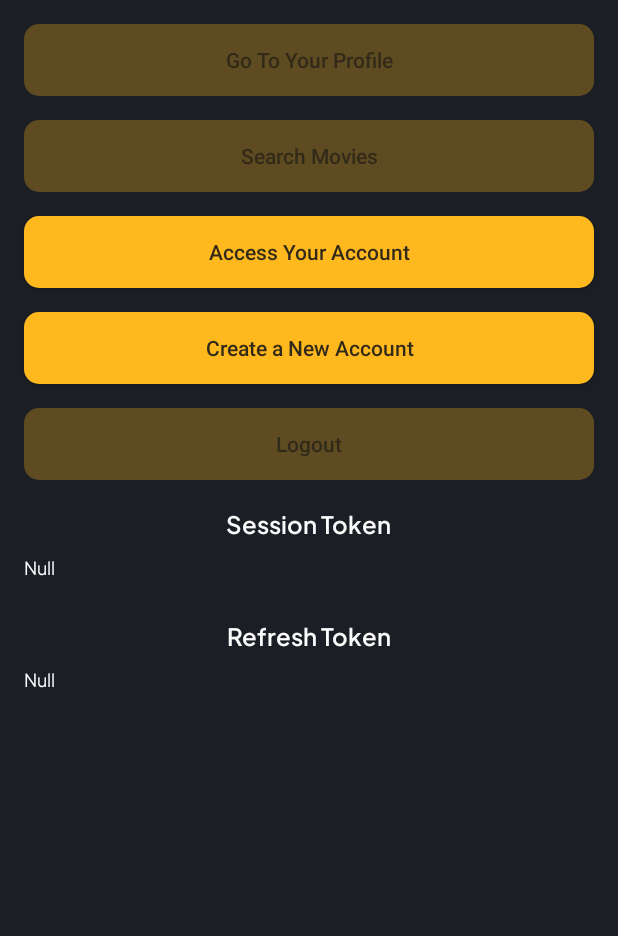
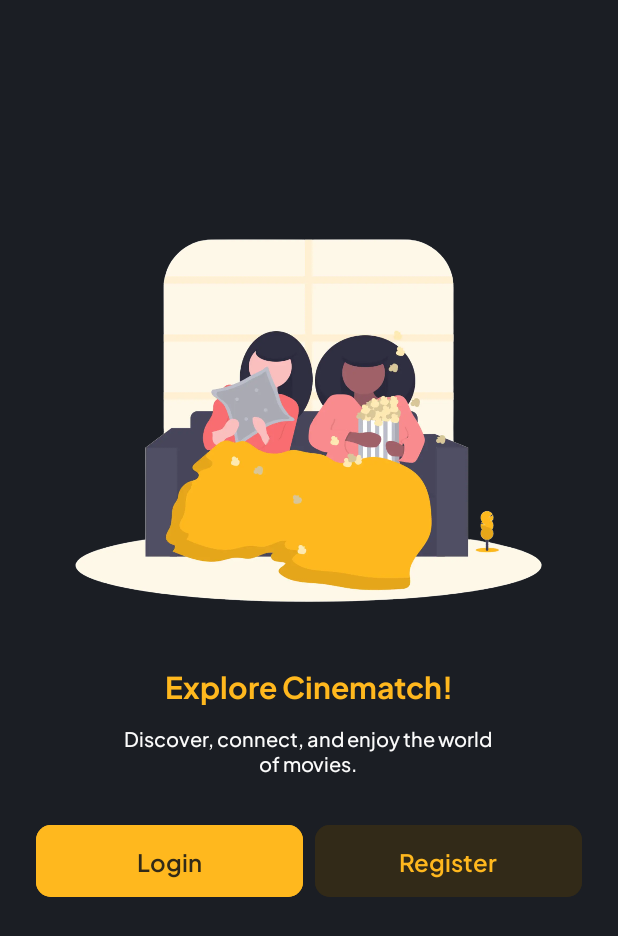
Before and after one commit to slepetbangkit/cinematch-frontend, an Android app: the screen it shows after launch (TestingActivity before the commit, WelcomeActivity after it), on a phone screen of 412 x 824 dp. Shown: the top 936 px of the screen. Run offline under Robolectric (Android 15) with nearby library versions, the phone set to English and light mode, and no system bars; our stand-ins replace navigation-ui; libraries missing offline, so code that uses them is left out: com.auth0.android.

Commit message:
feat: onboarding welcome activity

```diff
--- a/app/src/main/AndroidManifest.xml
+++ b/app/src/main/AndroidManifest.xml
@@ -15,16 +15,14 @@
         android:theme="@style/Theme.Cinematch"
         tools:targetApi="31">
         <activity
+            android:name=".view.welcome.WelcomeActivity"
+            android:exported="false" />
+        <activity
             android:name=".view.review.ReviewActivity"
             android:exported="false" />
         <activity
             android:name=".view.testing.TestingActivity"
-            android:exported="true">
-            <intent-filter>
-                <action android:name="android.intent.action.MAIN" />
-
-                <category android:name="android.intent.category.LAUNCHER" />
-            </intent-filter>
+            android:exported="false">
         </activity>
         <activity
             android:name=".view.activity.ActivityActivity"
@@ -38,6 +36,11 @@
         <activity
             android:name=".view.main.MainActivity"
             android:exported="true">
+            <intent-filter>
+                <action android:name="android.intent.action.MAIN" />
+
+                <category android:name="android.intent.category.LAUNCHER" />
+            </intent-filter>
         </activity>
         <activity
             android:name=".view.profile.ProfileActivity"
--- a/app/src/main/java/com/slepetbangkit/cinematch/view/main/MainActivity.kt
+++ b/app/src/main/java/com/slepetbangkit/cinematch/view/main/MainActivity.kt
@@ -1,7 +1,10 @@
 package com.slepetbangkit.cinematch.view.main
 
+import android.content.Intent
 import android.os.Bundle
+import android.util.Log
 import androidx.appcompat.app.AppCompatActivity
+import androidx.lifecycle.lifecycleScope
 import androidx.navigation.fragment.NavHostFragment
 import androidx.navigation.ui.setupWithNavController
 import com.google.android.material.bottomnavigation.BottomNavigationView
@@ -9,6 +12,9 @@ import com.slepetbangkit.cinematch.R
 import com.slepetbangkit.cinematch.data.local.preferences.SessionPreferences
 import com.slepetbangkit.cinematch.data.local.preferences.dataStore
 import com.slepetbangkit.cinematch.databinding.ActivityMainBinding
+import com.slepetbangkit.cinematch.view.welcome.WelcomeActivity
+import kotlinx.coroutines.flow.combine
+import kotlinx.coroutines.launch
 
 class MainActivity : AppCompatActivity() {
     private lateinit var binding: ActivityMainBinding
@@ -20,9 +26,29 @@ class MainActivity : AppCompatActivity() {
         sessionPreferences = SessionPreferences.getInstance(this.dataStore)
         setContentView(binding.root)
 
-        val navHostFragment = supportFragmentManager.findFragmentById(R.id.nav_host_fragment) as NavHostFragment
+
+        lifecycleScope.launch {
+            val accessTokenFlow = sessionPreferences.getAccessToken()
+            val refreshTokenFlow = sessionPreferences.getRefreshToken()
+
+            combine(accessTokenFlow, refreshTokenFlow) { accessToken, refreshToken ->
+                Pair(accessToken, refreshToken)
+            }.collect { (accessToken, refreshToken) ->
+                if (accessToken.isBlank() || refreshToken.isBlank()) {
+                    val intent = Intent(this@MainActivity, WelcomeActivity::class.java)
+                    startActivity(intent)
+                    finish()
+                } else {
+                    setupNavBar()
+                }
+            }
+        }
+
+    }
+    private fun setupNavBar() {
+        val navHostFragment =
+            supportFragmentManager.findFragmentById(R.id.nav_host_fragment) as NavHostFragment
         val navController = navHostFragment.navController
-
         val bottomNavigationView: BottomNavigationView = binding.bottomNavigation
         bottomNavigationView.setupWithNavController(navController)
     }
--- /dev/null
+++ b/app/src/main/java/com/slepetbangkit/cinematch/view/welcome/WelcomeActivity.kt
@@ -0,0 +1,27 @@
+package com.slepetbangkit.cinematch.view.welcome
+
+import android.content.Intent
+import android.os.Bundle
+import androidx.appcompat.app.AppCompatActivity
+import com.slepetbangkit.cinematch.databinding.ActivityWelcomeBinding
+import com.slepetbangkit.cinematch.view.login.LoginActivity
+import com.slepetbangkit.cinematch.view.register.RegisterActivity
+
+class WelcomeActivity : AppCompatActivity() {
+    private lateinit var binding: ActivityWelcomeBinding
+    override fun onCreate(savedInstanceState: Bundle?) {
+        super.onCreate(savedInstanceState)
+        binding = ActivityWelcomeBinding.inflate(layoutInflater)
+        setContentView(binding.root)
+
+        binding.btnLogin.setOnClickListener {
+            val loginIntent = Intent(this, LoginActivity::class.java)
+            startActivity(loginIntent)
+        }
+
+        binding.btnRegister.setOnClickListener {
+            val registerIntent = Intent(this, RegisterActivity::class.java)
+            startActivity(registerIntent)
+        }
+    }
+}
--- /dev/null
+++ b/app/src/main/res/layout/activity_welcome.xml
@@ -0,0 +1,68 @@
+<?xml version="1.0" encoding="utf-8"?>
+<LinearLayout xmlns:android="http://schemas.android.com/apk/res/android"
+    xmlns:app="http://schemas.android.com/apk/res-auto"
+    xmlns:tools="http://schemas.android.com/tools"
+    android:id="@+id/main"
+    android:layout_width="match_parent"
+    android:layout_height="match_parent"
+    android:orientation="vertical"
+    android:background="@color/neutral"
+    android:gravity="center_horizontal"
+    tools:context=".view.welcome.WelcomeActivity">
+
+    <ImageView
+        android:layout_width="320dp"
+        android:layout_height="320dp"
+        android:layout_marginTop="120dp"
+        android:src="@drawable/welcome_illustration"/>
+
+    <TextView
+        android:layout_width="wrap_content"
+        android:layout_height="wrap_content"
+        android:fontFamily="@font/plus_jakarta_sans_bold"
+        android:textColor="@color/primary"
+        android:textSize="20sp"
+        android:text="@string/explore_cinematch"/>
+
+    <TextView
+        android:layout_width="250dp"
+        android:layout_height="wrap_content"
+        android:layout_marginTop="10dp"
+        android:fontFamily="@font/plus_jakarta_sans_medium"
+        android:textColor="@color/on_neutral"
+        android:textSize="13sp"
+        android:gravity="center"
+        android:text="@string/welcome_description"/>
+
+    <LinearLayout
+        android:layout_width="match_parent"
+        android:layout_height="wrap_content"
+        android:layout_marginTop="32dp"
+        android:layout_marginHorizontal="24dp"
+        android:orientation="horizontal">
+
+        <com.google.android.material.button.MaterialButton
+            style="@style/Button"
+            android:id="@+id/btn_login"
+            android:layout_width="0dp"
+            android:layout_height="48dp"
+            android:layout_weight="1"
+            android:fontFamily="@font/plus_jakarta_sans_semi_bold"
+            android:text="@string/login"
+            android:textSize="16sp"
+            app:cornerRadius="10dp"/>
+
+        <com.google.android.material.button.MaterialButton
+            style="@style/ButtonTransparent"
+            android:id="@+id/btn_register"
+            android:layout_width="0dp"
+            android:layout_height="48dp"
+            android:layout_weight="1"
+            android:layout_marginStart="8dp"
+            android:fontFamily="@font/plus_jakarta_sans_semi_bold"
+            android:text="@string/register"
+            android:textSize="16sp"
+            app:cornerRadius="10dp"/>
+    </LinearLayout>
+
+</LinearLayout>
--- a/app/src/main/res/values/strings.xml
+++ b/app/src/main/res/values/strings.xml
@@ -37,4 +37,6 @@
     <string name="hello_blank_fragment">Hello blank fragment</string>
     <string name="search_movies">Search Movies</string>
     <string name="search_users">Search Users</string>
+    <string name="explore_cinematch">Explore Cinematch!</string>
+    <string name="welcome_description">Discover, connect, and enjoy the world of movies.</string>
 </resources>
--- a/app/src/main/res/values/themes.xml
+++ b/app/src/main/res/values/themes.xml
@@ -11,17 +11,22 @@
         <item name="android:background">@drawable/bottom_navigation_background</item>
     </style>
 
-    <style name="Button" parent="Widget.AppCompat.Button">
-        <item name="android:background">@drawable/button</item>
+    <style name="Button" parent="Widget.MaterialComponents.Button.TextButton">
+        <item name="android:backgroundTint">@color/primary</item>
         <item name="android:textColor">@color/on_primary</item>
         <item name="android:textAllCaps">false</item>
-        <item name="android:padding">0dp</item>
+        <item name="android:insetTop">0dp</item>
+        <item name="android:insetBottom">0dp</item>
+        <item name="android:letterSpacing">0</item>
     </style>
 
     <style name="ButtonTransparent" parent="Widget.MaterialComponents.Button.TextButton">
         <item name="android:backgroundTint">@color/primary_variant</item>
         <item name="android:textColor">@color/primary</item>
         <item name="android:textAllCaps">false</item>
+        <item name="android:insetTop">0dp</item>
+        <item name="android:insetBottom">0dp</item>
+        <item name="android:letterSpacing">0</item>
     </style>
 
     <style name="ButtonOutline" parent="Widget.AppCompat.Button">
```
Also changed, not shown: app/src/main/res/drawable/welcome_illustration.webp (added).
